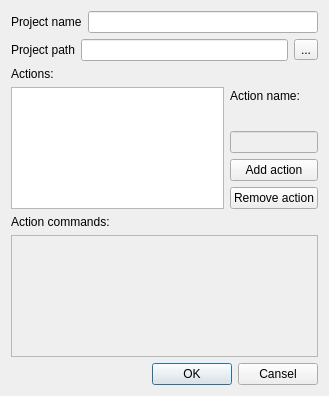
Old version of the form v2/trunk/plugins/project/MonkeyProject/src/ui/UIMonkeyProjectSettings.ui in the repository testmana2/mks.
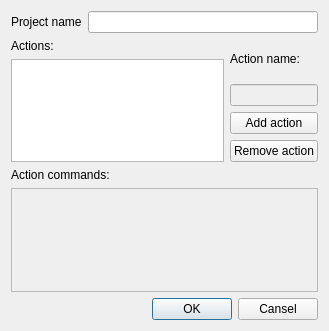
New version of the form.

Diff of the .ui file:
```diff
--- a/v2/trunk/plugins/project/MonkeyProject/src/ui/UIMonkeyProjectSettings.ui
+++ b/v2/trunk/plugins/project/MonkeyProject/src/ui/UIMonkeyProjectSettings.ui
@@ -6,7 +6,7 @@
     <x>0</x>
     <y>0</y>
     <width>329</width>
-    <height>396</height>
+    <height>331</height>
    </rect>
   </property>
   <property name="sizePolicy" >
@@ -33,27 +33,6 @@
      </item>
     </layout>
    </item>
-   <item>
-    <layout class="QHBoxLayout" >
-     <item>
-      <widget class="QLabel" name="label" >
-       <property name="text" >
-        <string>Project path</string>
-       </property>
-      </widget>
-     </item>
-     <item>
-      <widget class="QLineEdit" name="projectPath" />
-     </item>
-     <item>
-      <widget class="QToolButton" name="pathDialogBtn" >
-       <property name="text" >
-        <string>...</string>
-       </property>
-      </widget>
-     </item>
-    </layout>
-   </item>
    <item>
     <layout class="QHBoxLayout" >
      <item>
```
